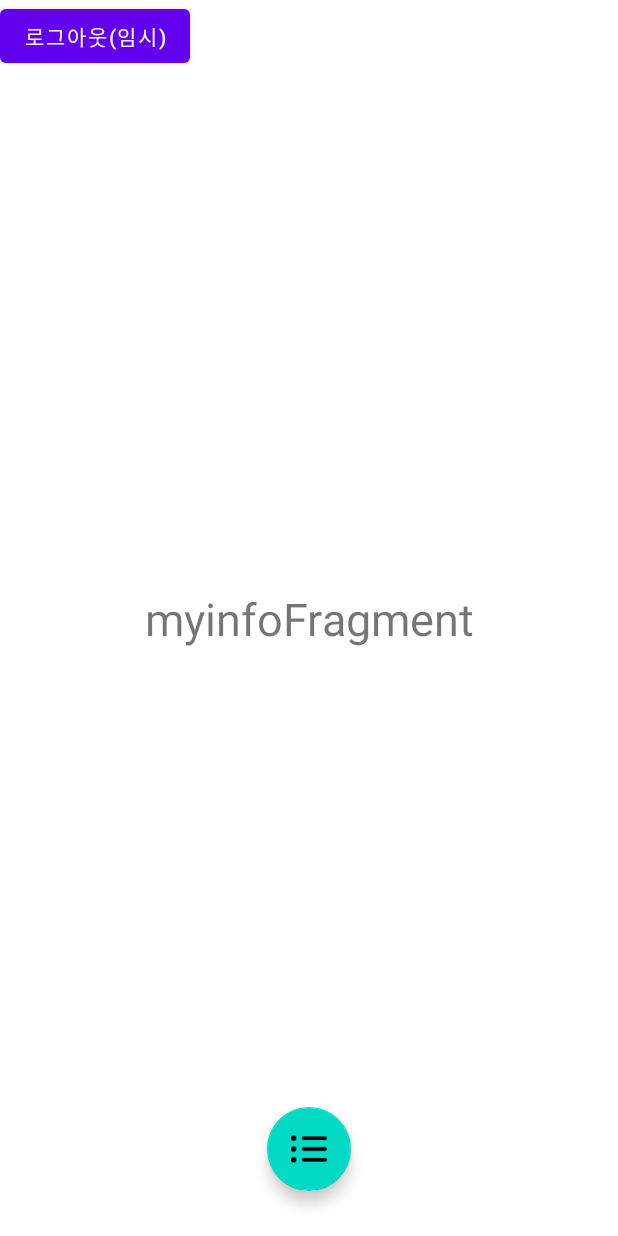
After one commit to Hyeonseok0830/Record-a-day, an Android app: the fragment MyInfoFragment placed in its activity, on a phone screen of 412 x 824 dp. The commit adds this screen. Run offline under Robolectric (Android 15) with nearby library versions, the phone set to English and light mode, and no system bars.

Commit message:
MyInfoFragment 추가

```diff
--- a/src_aos/Record_a_Day/app/src/main/java/com/example/record_a_day/MainActivity.kt
+++ b/src_aos/Record_a_Day/app/src/main/java/com/example/record_a_day/MainActivity.kt
@@ -8,7 +8,10 @@ import android.view.View
 import android.view.animation.Animation
 import android.view.animation.AnimationUtils
 import android.widget.Toast
+import androidx.fragment.app.FragmentManager
+import androidx.fragment.app.FragmentTransaction
 import com.example.record_a_day.databinding.ActivityMainBinding
+import com.example.record_a_day.fragment.MyInfoFragment
 import com.example.record_a_day.manager.PreferenceManager
 import kotlinx.coroutines.CoroutineScope
 import kotlinx.coroutines.Dispatchers.Main
@@ -27,11 +30,18 @@ class MainActivity : AppCompatActivity() {
     private val AUTO_LOGIN_KEY = "auto_login"
 
     private var backKeyPressedTime = 0L
+
+    lateinit var fragmentManager : FragmentManager
+    lateinit var myInfoFragment : MyInfoFragment
+    lateinit var transaction : FragmentTransaction
+
     lateinit var myInfo_anim : Animation
     lateinit var record_anim : Animation
     lateinit var taskList_anim : Animation
     lateinit var goal_anim : Animation
     lateinit var share_anim : Animation
+
+
     override fun onCreate(savedInstanceState: Bundle?) {
         super.onCreate(savedInstanceState)
 
@@ -39,8 +49,12 @@ class MainActivity : AppCompatActivity() {
         setContentView(binding.root)
 
         init()
-
+        fragment_inint()
+        button_init()
     }
+    //----------------------------------------------------------------------------------------------
+    // Initialize Method
+    //----------------------------------------------------------------------------------------------
     fun init(){
 
         myInfo_anim = AnimationUtils.loadAnimation(this,R.anim.myinfo_anim)
@@ -125,6 +139,21 @@ class MainActivity : AppCompatActivity() {
         }
     }
 
+    fun fragment_inint() {
+        fragmentManager = supportFragmentManager
+        myInfoFragment = MyInfoFragment()
+
+        //transaction = fragmentManager.beginTransaction()
+        //transaction.replace(R.id.display_view, myInfoFragment).commitAllowingStateLoss()
+    }
+    fun button_init(){
+        binding.myinfoBtn.setOnClickListener {
+            transaction = fragmentManager.beginTransaction();
+            transaction.replace(R.id.display_view, myInfoFragment).commitAllowingStateLoss()
+            Log.d(TAG,"click fragment")
+        }
+    }
+
     override fun onBackPressed() {
         if(System.currentTimeMillis()>backKeyPressedTime+2000){
             backKeyPressedTime = System.currentTimeMillis()
--- /dev/null
+++ b/src_aos/Record_a_Day/app/src/main/java/com/example/record_a_day/fragment/MyInfoFragment.kt
@@ -0,0 +1,20 @@
+package com.example.record_a_day.fragment
+
+import android.os.Bundle
+import android.view.LayoutInflater
+import android.view.View
+import android.view.ViewGroup
+import androidx.fragment.app.Fragment
+import com.example.record_a_day.R
+
+class MyInfoFragment : Fragment(){
+    override fun onCreateView(
+        inflater: LayoutInflater,
+        container: ViewGroup?,
+        savedInstanceState: Bundle?
+    ): View? {
+
+        return inflater.inflate(R.layout.myinfo_fragment, container, false);
+
+    }
+}
--- a/src_aos/Record_a_Day/app/src/main/res/layout/activity_main.xml
+++ b/src_aos/Record_a_Day/app/src/main/res/layout/activity_main.xml
@@ -5,6 +5,10 @@
     android:layout_width="match_parent"
     android:layout_height="match_parent"
     tools:context=".MainActivity">
+    <FrameLayout
+        android:id="@+id/display_view"
+        android:layout_width="match_parent"
+        android:layout_height="match_parent"/>
 
     <Button
         android:id="@+id/logout"
--- /dev/null
+++ b/src_aos/Record_a_Day/app/src/main/res/layout/myinfo_fragment.xml
@@ -0,0 +1,18 @@
+<?xml version="1.0" encoding="utf-8"?>
+<androidx.constraintlayout.widget.ConstraintLayout xmlns:android="http://schemas.android.com/apk/res/android"
+    android:layout_width="match_parent"
+    android:layout_height="match_parent"
+    xmlns:app="http://schemas.android.com/apk/res-auto">
+
+    <TextView
+        android:layout_width="wrap_content"
+        android:layout_height="wrap_content"
+        android:text="myinfoFragment"
+        android:textSize="30dp"
+        app:layout_constraintBottom_toBottomOf="parent"
+        app:layout_constraintTop_toTopOf="parent"
+        app:layout_constraintLeft_toLeftOf="parent"
+        app:layout_constraintRight_toRightOf="parent"
+        />
+
+</androidx.constraintlayout.widget.ConstraintLayout>
```
